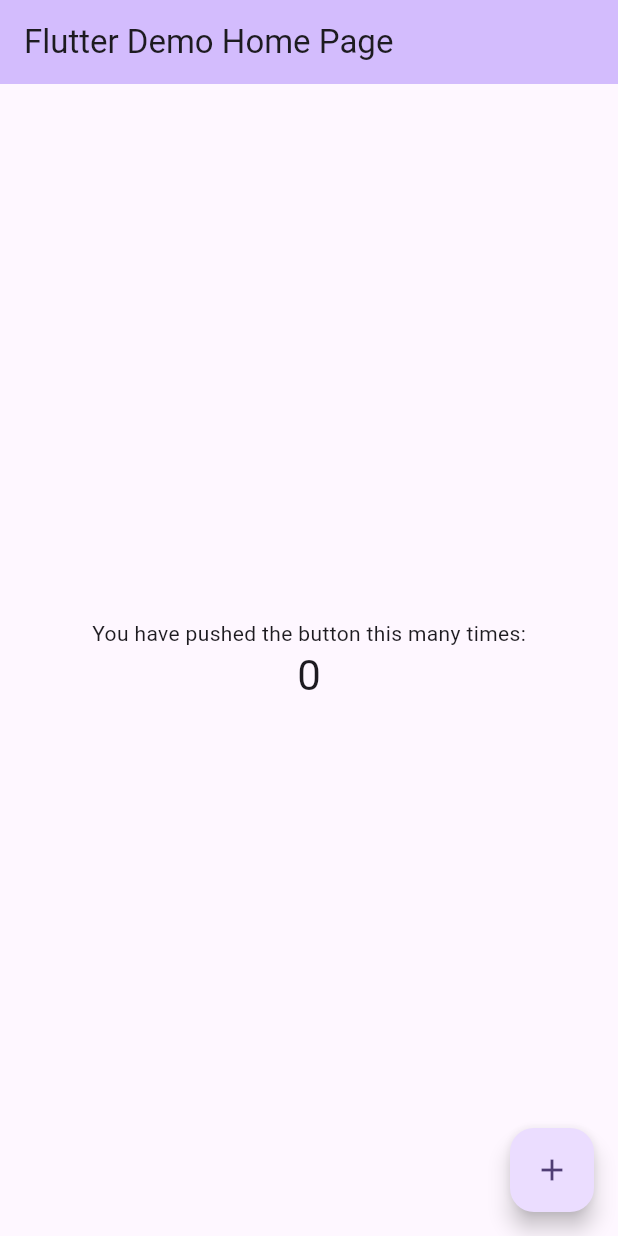
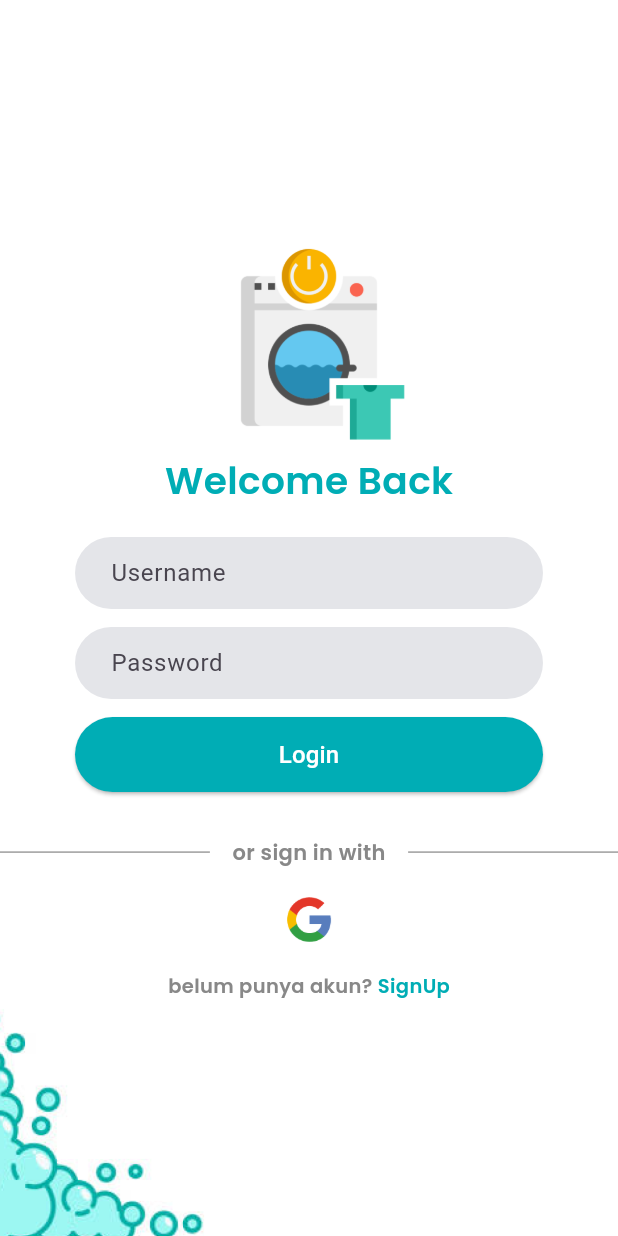
Before and after one commit to ItsREALKane/laundryku, a Flutter app: the screen it shows after launch, on a phone screen of 412 x 824 dp. Run offline on Flutter 3.47's test engine with Material 3 defaults, Android fonts, the phone set to English and light mode, and no system bars; our stand-ins replace get, google_fonts.

Commit message:
Feat:[WF] login-register-bindings-controller-pages-UI

```diff
--- a/analysis_options.yaml
+++ b/analysis_options.yaml
@@ -7,7 +7,7 @@
 
 # The following line activates a set of recommended lints for Flutter apps,
 # packages, and plugins designed to encourage good coding practices.
-include: package:flutter_lints/flutter.yaml
+# include: package:flutter_lints/flutter.yaml
 
 linter:
   # The lint rules applied to this project can be customized in the
--- /dev/null
+++ b/lib/login/bindings/login_binding.dart
@@ -0,0 +1,10 @@
+import 'package:get/get.dart';
+import 'package:laundryku/login/controller/login_controller.dart';
+
+class LoginBinding extends Bindings {
+  @override
+  void dependencies() {
+    // deklarasi controller login here
+    Get.put(LoginController());
+  }
+}
--- /dev/null
+++ b/lib/login/controller/login_controller.dart
@@ -0,0 +1,6 @@
+import 'package:get/get.dart';
+
+class LoginController extends GetxController {
+
+
+}
--- /dev/null
+++ b/lib/login/pages/login_page.dart
@@ -0,0 +1,109 @@
+import 'package:flutter/material.dart';
+import 'package:get/get.dart';
+import 'package:laundryku/login/controller/login_controller.dart';
+import 'package:laundryku/widget/my_button.dart';
+import 'package:laundryku/widget/my_text.dart';
+import 'package:laundryku/widget/my_text_field.dart';
+
+class LoginPage extends StatelessWidget {
+  final LoginController loginController = Get.find<LoginController>();
+  final TextEditingController usernameController = TextEditingController();
+  final TextEditingController passwordController = TextEditingController();
+
+  @override
+  Widget build(BuildContext context) {
+    return Scaffold(
+      backgroundColor: Colors.white,
+      body: Stack(
+        children: [
+          Positioned(
+            bottom: 0,
+            left: 0,
+            child: Image.asset(
+              'assets/image/busa.png',
+              width: 140,
+            ),
+          ),
+          Center(
+            child: Column(
+              mainAxisAlignment: MainAxisAlignment.center,
+              children: [
+                Image.asset(
+                  'assets/image/logo.png',
+                  width: 130,
+                ),
+                const MyText(
+                  text: "Welcome Back",
+                  fontSize: 25,
+                  fontWeight: FontWeight.w600,
+                  color: Color(0xFF00ADB5),
+                ),
+                SizedBox(height: 20),
+                MyTextField(hintText: "Username", controller: usernameController),
+                MyTextField(hintText: "Password", controller: passwordController),
+                MyButton(
+                  text: "Login",
+                  onPressed: () {},
+                  color: const Color(0xFF00ADB5),
+                ),
+                SizedBox(height: 20),
+                Row(
+                  children: [
+                    Expanded(
+                      child: Divider(
+                        color: Colors.grey,
+                        thickness: 1,
+                        endIndent: 15,
+                      ),
+                    ),
+                    MyText(
+                      text: "or sign in with",
+                      color: Color(0xFF888888),
+                      fontSize: 14,
+                      fontWeight: FontWeight.w600,
+                    ),
+                    Expanded(
+                      child: Divider(
+                        color: Colors.grey,
+                        thickness: 1,
+                        indent: 15,
+                      ),
+                    ),
+                  ],
+                ),
+                SizedBox(height: 20),
+                Image.asset(
+                  'assets/image/google.png',
+                  width: 30,
+                ),
+                SizedBox(height: 20),
+                Row(
+                  mainAxisAlignment: MainAxisAlignment.center,
+                  children: [
+                    MyText(
+                      text: "belum punya akun? ",
+                      fontSize: 13,
+                      fontWeight: FontWeight.w600,
+                      color: Color(0xFF888888),
+                    ),
+                    GestureDetector(
+                      onTap: () {
+                        Get.toNamed("/register");
+                      },
+                      child: MyText(
+                        text: "SignUp",
+                        fontSize: 13,
+                        fontWeight: FontWeight.w600,
+                        color: Color(0xFF00ADB5),
+                      ),
+                    ),
+                  ],
+                ),
+              ],
+            ),
+          ),
+        ],
+      ),
+    );
+  }
+}
--- a/lib/main.dart
+++ b/lib/main.dart
@@ -1,4 +1,6 @@
 import 'package:flutter/material.dart';
+import 'package:get/get.dart';
+import 'package:laundryku/route/myapproute.dart';
 
 void main() {
   runApp(const MyApp());
@@ -10,116 +12,12 @@
   // This widget is the root of your application.
   @override
   Widget build(BuildContext context) {
-    return MaterialApp(
-      title: 'Flutter Demo',
-      theme: ThemeData(
-        // This is the theme of your application.
-        //
-        // TRY THIS: Try running your application with "flutter run". You'll see
-        // the application has a purple toolbar. Then, without quitting the app,
-        // try changing the seedColor in the colorScheme below to Colors.green
-        // and then invoke "hot reload" (save your changes or press the "hot
-        // reload" button in a Flutter-supported IDE, or press "r" if you used
-        // the command line to start the app).
-        //
-        // Notice that the counter didn't reset back to zero; the application
-        // state is not lost during the reload. To reset the state, use hot
-        // restart instead.
-        //
-        // This works for code too, not just values: Most code changes can be
-        // tested with just a hot reload.
-        colorScheme: ColorScheme.fromSeed(seedColor: Colors.deepPurple),
-        useMaterial3: true,
-      ),
-      home: const MyHomePage(title: 'Flutter Demo Home Page'),
+    return GetMaterialApp(
+      title: 'Laundryku',
+      debugShowCheckedModeBanner: false,
+      initialRoute: MyappRoute.splashScreen,
+      getPages: MyappRoute.page,
+
     );
   }
 }
-
-class MyHomePage extends StatefulWidget {
-  const MyHomePage({super.key, required this.title});
-
-  // This widget is the home page of your application. It is stateful, meaning
-  // that it has a State object (defined below) that contains fields that affect
-  // how it looks.
-
-  // This class is the configuration for the state. It holds the values (in this
-  // case the title) provided by the parent (in this case the App widget) and
-  // used by the build method of the State. Fields in a Widget subclass are
-  // always marked "final".
-
-  final String title;
-
-  @override
-  State<MyHomePage> createState() => _MyHomePageState();
-}
-
-class _MyHomePageState extends State<MyHomePage> {
-  int _counter = 0;
-
-  void _incrementCounter() {
-    setState(() {
-      // This call to setState tells the Flutter framework that something has
-      // changed in this State, which causes it to rerun the build method below
-      // so that the display can reflect the updated values. If we changed
-      // _counter without calling setState(), then the build method would not be
-      // called again, and so nothing would appear to happen.
-      _counter++;
-    });
-  }
-
-  @override
-  Widget build(BuildContext context) {
-    // This method is rerun every time setState is called, for instance as done
-    // by the _incrementCounter method above.
-    //
-    // The Flutter framework has been optimized to make rerunning build methods
-    // fast, so that you can just rebuild anything that needs updating rather
-    // than having to individually change instances of widgets.
-    return Scaffold(
-      appBar: AppBar(
-        // TRY THIS: Try changing the color here to a specific color (to
-        // Colors.amber, perhaps?) and trigger a hot reload to see the AppBar
-        // change color while the other colors stay the same.
-        backgroundColor: Theme.of(context).colorScheme.inversePrimary,
-        // Here we take the value from the MyHomePage object that was created by
-        // the App.build method, and use it to set our appbar title.
-        title: Text(widget.title),
-      ),
-      body: Center(
-        // Center is a layout widget. It takes a single child and positions it
-        // in the middle of the parent.
-        child: Column(
-          // Column is also a layout widget. It takes a list of children and
-          // arranges them vertically. By default, it sizes itself to fit its
-          // children horizontally, and tries to be as tall as its parent.
-          //
-          // Column has various properties to control how it sizes itself and
-          // how it positions its children. Here we use mainAxisAlignment to
-          // center the children vertically; the main axis here is the vertical
-          // axis because Columns are vertical (the cross axis would be
-          // horizontal).
-          //
-          // TRY THIS: Invoke "debug painting" (choose the "Toggle Debug Paint"
-          // action in the IDE, or press "p" in the console), to see the
-          // wireframe for each widget.
-          mainAxisAlignment: MainAxisAlignment.center,
-          children: <Widget>[
-            const Text(
-              'You have pushed the button this many times:',
-            ),
-            Text(
-              '$_counter',
-              style: Theme.of(context).textTheme.headlineMedium,
-            ),
-          ],
-        ),
-      ),
-      floatingActionButton: FloatingActionButton(
-        onPressed: _incrementCounter,
-        tooltip: 'Increment',
-        child: const Icon(Icons.add),
-      ), // This trailing comma makes auto-formatting nicer for build methods.
-    );
-  }
-}
--- /dev/null
+++ b/lib/register/bindings/register_binding.dart
@@ -0,0 +1,11 @@
+import 'package:get/get.dart';
+import 'package:laundryku/register/controller/register_controller.dart';
+
+
+class RegisterBinding extends Bindings {
+  @override
+  void dependencies() {
+    // deklarasi controller login here
+    Get.put(RegisterController());
+  }
+}
--- /dev/null
+++ b/lib/register/controller/register_controller.dart
@@ -0,0 +1,6 @@
+import 'package:get/get.dart';
+
+class RegisterController extends GetxController {
+
+
+}
--- /dev/null
+++ b/lib/route/myapproute.dart
@@ -0,0 +1,30 @@
+import 'package:get/get.dart';
+import 'package:laundryku/login/bindings/login_binding.dart';
+import 'package:laundryku/login/pages/login_page.dart';
+import 'package:laundryku/register/bindings/register_binding.dart';
+import 'package:laundryku/register/pages/register_page.dart';
+import 'package:laundryku/splashScreen/splash_screen.dart';
+
+class MyappRoute {
+  static const splashScreen = '/splash';
+  static const loginPage = '/login';
+  static const registerPage = '/register';
+
+  static final page = [
+    GetPage(
+      name: MyappRoute.splashScreen,
+      page: () => SplashScreen()),
+    GetPage(
+      name: MyappRoute.loginPage,
+      page: () => LoginPage(),
+      binding: LoginBinding(),
+      transition: Transition.fade,
+      transitionDuration: Duration(milliseconds: 450)),
+    GetPage(
+      name: MyappRoute.registerPage,
+      page: () => RegisterPage(),
+      binding: RegisterBinding(),
+      transition: Transition.fade,
+      transitionDuration: Duration(milliseconds: 450))
+  ];
+}
--- /dev/null
+++ b/lib/widget/my_button.dart
@@ -0,0 +1,42 @@
+import 'package:flutter/material.dart';
+
+class MyButton extends StatelessWidget {
+  final String text;
+  final VoidCallback onPressed;
+  final bool isLoading;
+  final Color color;
+
+  const MyButton(
+      {required this.text,
+      required this.onPressed,
+      this.isLoading = false,
+      required this.color});
+
+  @override
+  Widget build(BuildContext context) {
+    return Container(
+      margin: const EdgeInsets.only(left: 50, right: 50, bottom: 10),
+      child: SizedBox(
+        height: 50,
+        width: double.infinity,
+        child: ElevatedButton(
+          style: ElevatedButton.styleFrom(
+            backgroundColor: color,
+            padding:
+                const EdgeInsets.symmetric(vertical: 10),
+            shape: RoundedRectangleBorder(
+              borderRadius: BorderRadius.circular(30),
+            ),
+          ),
+          onPressed: isLoading ? null : onPressed,
+          child: isLoading
+              ? const CircularProgressIndicator(color: Colors.white)
+              : Text(
+                  text,
+                  style: const TextStyle(fontSize: 16, color: Colors.white),
+                ),
+        ),
+      ),
+    );
+  }
+}
--- /dev/null
+++ b/lib/widget/my_text.dart
@@ -0,0 +1,31 @@
+import 'package:flutter/material.dart';
+import 'package:google_fonts/google_fonts.dart';
+
+class MyText extends StatelessWidget {
+  final String text;
+  final double fontSize;
+  final FontWeight fontWeight;
+  final Color color;
+  final TextAlign ?textAlign;
+
+  const MyText({
+    required this.text,
+    required this.fontSize,
+    required this.fontWeight,
+    required this.color,
+    this.textAlign,
+  });
+
+  @override
+  Widget build(BuildContext context) {
+    return Text(
+      text,
+      style: GoogleFonts.poppins(
+        fontSize: fontSize,
+        fontWeight: fontWeight,
+        color: color,
+      ),
+      textAlign: textAlign,
+    );
+  }
+}
--- /dev/null
+++ b/lib/widget/my_text_field.dart
@@ -0,0 +1,61 @@
+import 'package:flutter/material.dart';
+
+class MyTextField extends StatefulWidget {
+  final String hintText;
+  final bool isObscure;
+  final TextEditingController controller;
+
+  const MyTextField({
+    Key? key,
+    required this.hintText,
+    required this.controller,
+    this.isObscure = false,
+  }) : super(key: key);
+
+  @override
+  _MyTextFieldState createState() => _MyTextFieldState();
+}
+
+class _MyTextFieldState extends State<MyTextField> {
+  bool _isPasswordVisible = false;
+
+  @override
+  Widget build(BuildContext context) {
+    return Container(
+      margin:  EdgeInsets.only(left: 50, right: 50, bottom: 10),
+      child: SizedBox(
+        height: 50,
+        width: double.infinity,
+        child: TextField(
+          controller: widget.controller,
+          obscureText: widget.isObscure && !_isPasswordVisible,
+          decoration: InputDecoration(
+            hintText: widget.hintText,
+            fillColor:  Color(0xFFE4E5E9),
+            filled: true,
+            border: OutlineInputBorder(
+              borderRadius: BorderRadius.circular(30),
+              borderSide: BorderSide.none,
+            ),
+            contentPadding:  EdgeInsets.symmetric(horizontal: 20),
+            suffixIcon: widget.isObscure
+                ? IconButton(
+                    icon: Icon(
+                      _isPasswordVisible
+                          ? Icons.visibility
+                          : Icons.visibility_off,
+                      color: Colors.grey,
+                    ),
+                    onPressed: () {
+                      setState(() {
+                        _isPasswordVisible = !_isPasswordVisible;
+                      });
+                    },
+                  )
+                : null,
+          ),
+        ),
+      ),
+    );
+  }
+}
```
Also changed, not shown: lib/register/pages/register_page.dart (added, +95 -0 lines), lib/splashScreen/splash_screen.dart (added, +67 -0 lines), pubspec.yaml (+9 -2 lines), assets/image/busa.png (added), assets/image/busa2.png (added), assets/image/google.png (added), assets/image/logo.png (added), pubspec.lock, 126 other files.
